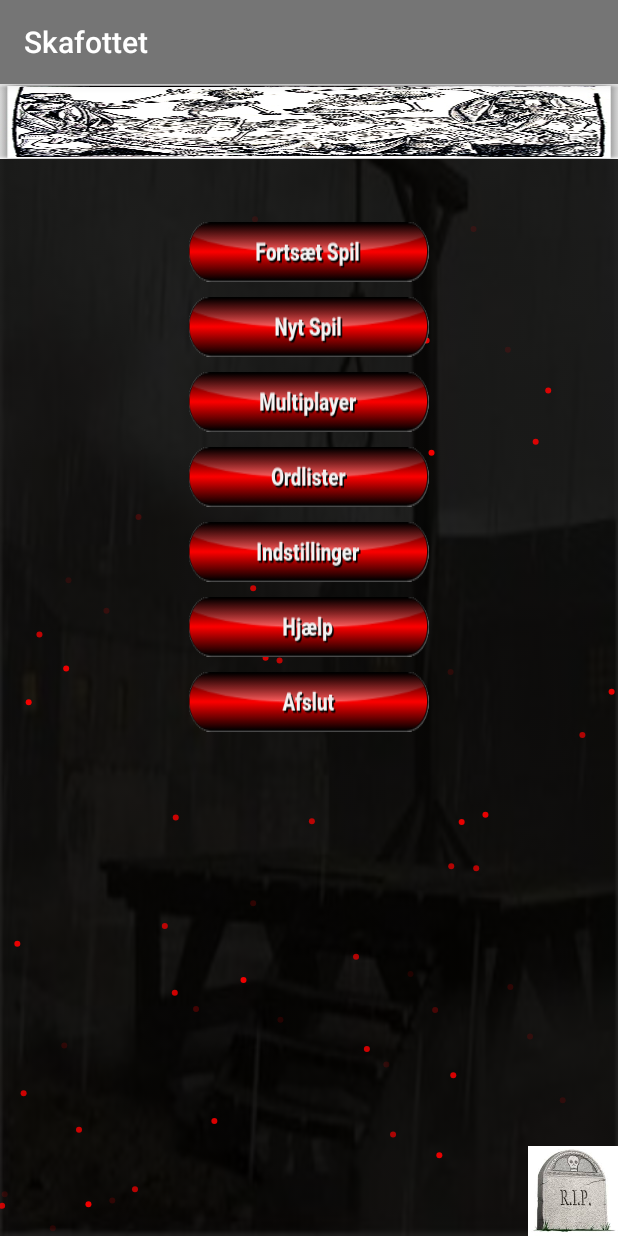
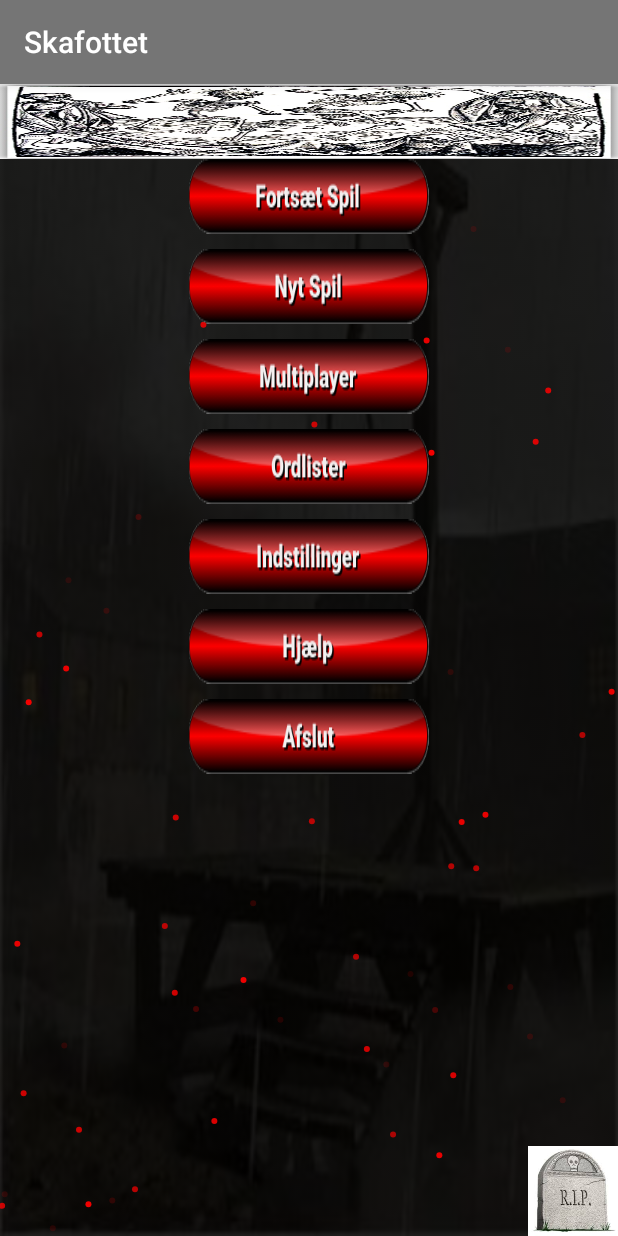
Before and after one commit to rudzen/skafottet, an Android app: the screen it shows after launch (MenuActivity), on a phone screen of 412 x 824 dp. Run offline under Robolectric (Android 15) with nearby library versions, the phone set to English and light mode, and no system bars; libraries missing offline, so code that uses them is left out: com.afollestad.materialdialogs, com.daimajia.androidanimations, com.nineoldandroids.animation; network calls fail; 2 statements that could not run were skipped.

Commit message:
mep mep Test Multiplayer act done

```diff
--- a/app/src/main/java/com/undyingideas/thor/skafottet/dialogs/YesNo.java
+++ b/app/src/main/java/com/undyingideas/thor/skafottet/dialogs/YesNo.java
@@ -5,6 +5,7 @@
 import android.app.Dialog;
 import android.content.DialogInterface;
 import android.os.Bundle;
+import android.support.annotation.NonNull;
 import android.support.annotation.Nullable;
 import android.support.v4.app.DialogFragment;
 import android.util.Log;
@@ -37,6 +38,7 @@
         return frag;
     }
 
+    @NonNull
     @Override
     public Dialog onCreateDialog(final Bundle savedInstanceState) {
         final AlertDialog.Builder ad = new AlertDialog.Builder(getActivity());
--- a/app/src/main/java/com/undyingideas/thor/skafottet/wordlist/AddWordListDialog.java
+++ b/app/src/main/java/com/undyingideas/thor/skafottet/wordlist/AddWordListDialog.java
@@ -39,7 +39,7 @@
         void onFinishAddWordListDialog(String title, String url, boolean startDownload);
     }
 
-    private Pattern s_validHttp;
+    private final Pattern s_validHttp;
 
     public static AddWordListDialog newInstance(final String title, final String okButton, final String cancelButton, final boolean cancelable) {
         final AddWordListDialog frag = new AddWordListDialog();
--- a/app/src/main/res/layout/activity_menu.xml
+++ b/app/src/main/res/layout/activity_menu.xml
@@ -45,21 +45,19 @@
     <ImageView
         android:id="@+id/menu_cont_game"
         android:layout_width="wrap_content"
-        android:layout_height="40dp"
+        android:layout_height="50dp"
         android:background="@drawable/button_cont_game"
         android:clickable="true"
         android:contentDescription="New game button"
         android:cropToPadding="false"
         android:layout_gravity="center"
-        android:layout_marginTop="42dp"
         android:layout_below="@+id/menu_title"
-        android:layout_alignLeft="@+id/menu_multiplayer"
         android:layout_alignStart="@+id/menu_multiplayer"/>
 
     <ImageView
         android:id="@+id/menu_new_game"
         android:layout_width="wrap_content"
-        android:layout_height="40dp"
+        android:layout_height="50dp"
         android:background="@drawable/button_new_game"
         android:clickable="true"
         android:contentDescription="New game button"
@@ -73,7 +71,7 @@
     <ImageView
         android:id="@+id/menu_settings"
         android:layout_width="wrap_content"
-        android:layout_height="40dp"
+        android:layout_height="50dp"
         android:clickable="true"
         android:background="@drawable/button_settings"
         android:contentDescription="Settings button"
@@ -86,7 +84,7 @@
     <ImageView
         android:id="@+id/menu_word_lists"
         android:layout_width="wrap_content"
-        android:layout_height="40dp"
+        android:layout_height="50dp"
         android:background="@drawable/button_word_lists"
         android:clickable="true"
         android:contentDescription="Options button"
@@ -98,7 +96,7 @@
     <ImageView
         android:id="@+id/menu_multiplayer"
         android:layout_width="wrap_content"
-        android:layout_height="40dp"
+        android:layout_height="50dp"
         android:background="@drawable/button_multiplayer"
         android:clickable="true"
         android:contentDescription="Options button"
@@ -110,7 +108,7 @@
     <ImageView
         android:id="@+id/menu_help"
         android:layout_width="wrap_content"
-        android:layout_height="40dp"
+        android:layout_height="50dp"
         android:background="@drawable/button_help"
         android:clickable="true"
         android:contentDescription="Help button"
@@ -122,7 +120,7 @@
     <ImageView
         android:id="@+id/menu_quit"
         android:layout_width="wrap_content"
-        android:layout_height="40dp"
+        android:layout_height="50dp"
         android:background="@drawable/button_quit"
         android:clickable="true"
         android:contentDescription="Quit button"
--- /dev/null
+++ b/app/src/main/res/values-v21/styles.xml
@@ -0,0 +1,9 @@
+<resources>>
+
+    <style name="AppTheme.NoActionBar">
+        <item name="windowActionBar">false</item>
+        <item name="windowNoTitle">true</item>
+        <item name="android:windowDrawsSystemBarBackgrounds">true</item>
+        <item name="android:statusBarColor">@android:color/transparent</item>
+    </style>
+</resources>
--- a/app/src/main/res/values/dimens.xml
+++ b/app/src/main/res/values/dimens.xml
@@ -2,4 +2,5 @@
     <!-- Default screen margins, per the Android Design guidelines. -->
     <dimen name="activity_horizontal_margin">16dp</dimen>
     <dimen name="activity_vertical_margin">16dp</dimen>
+    <dimen name="fab_margin">16dp</dimen>
 </resources>
--- a/app/src/main/res/values/strings.xml
+++ b/app/src/main/res/values/strings.xml
@@ -66,4 +66,5 @@
 
     <string name="hello_world">Hello world!</string>
     <string name="action_settings">Settings</string>
+    <string name="title_activity_multiplayer_test">MultiplayerTest</string>
 </resources>
--- a/app/src/main/res/values/styles.xml
+++ b/app/src/main/res/values/styles.xml
@@ -9,9 +9,18 @@
     </style>
 
     <style name="background">
-        <item name="android:alpha" >0.2</item>
-        <item name="android:scaleType"> fitXY </item>
+        <item name="android:alpha">0.2</item>
+        <item name="android:scaleType">fitXY</item>
         <item name="android:src">@drawable/dansemacabre</item>
     </style>
 
+    <style name="AppTheme.NoActionBar">
+        <item name="windowActionBar">false</item>
+        <item name="windowNoTitle">true</item>
+    </style>
+
+    <style name="AppTheme.AppBarOverlay" parent="ThemeOverlay.AppCompat.Dark.ActionBar"/>
+
+    <style name="AppTheme.PopupOverlay" parent="ThemeOverlay.AppCompat.Light"/>
+
 </resources>
```
Also changed, not shown: app/src/main/AndroidManifest.xml (+24 -19 lines), app/src/main/java/com/undyingideas/thor/skafottet/MenuActivity.java (+8 -1 lines), app/src/main/java/com/undyingideas/thor/skafottet/MultiplayerTest.java (added, +29 -0 lines), app/src/main/java/com/undyingideas/thor/skafottet/OldActivities/MainActivity.java (+9 -9 lines), app/src/main/res/layout/activity_multiplayer_test.xml (added, +35 -0 lines), app/src/main/res/layout/content_multiplayer_test.xml (added, +16 -0 lines).
